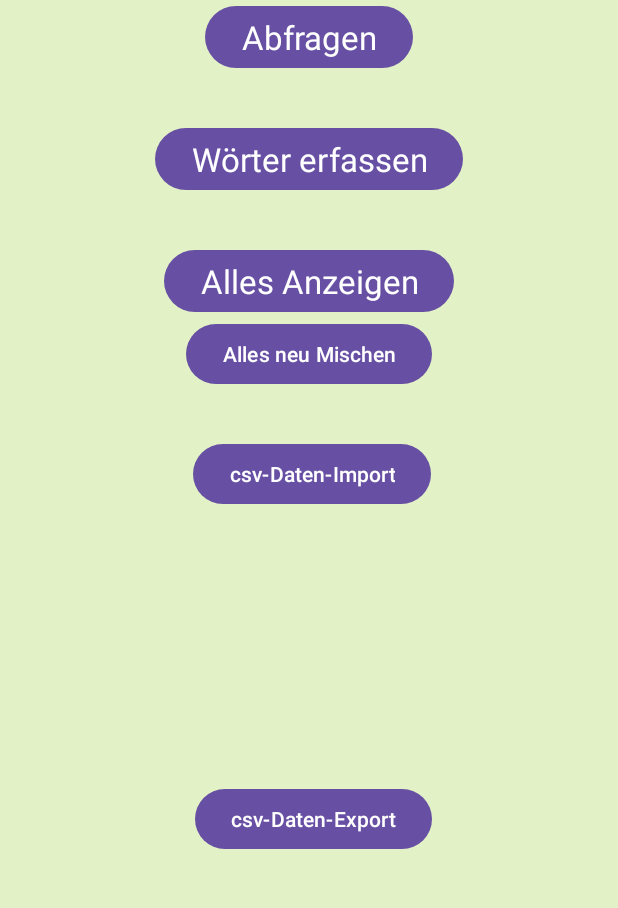
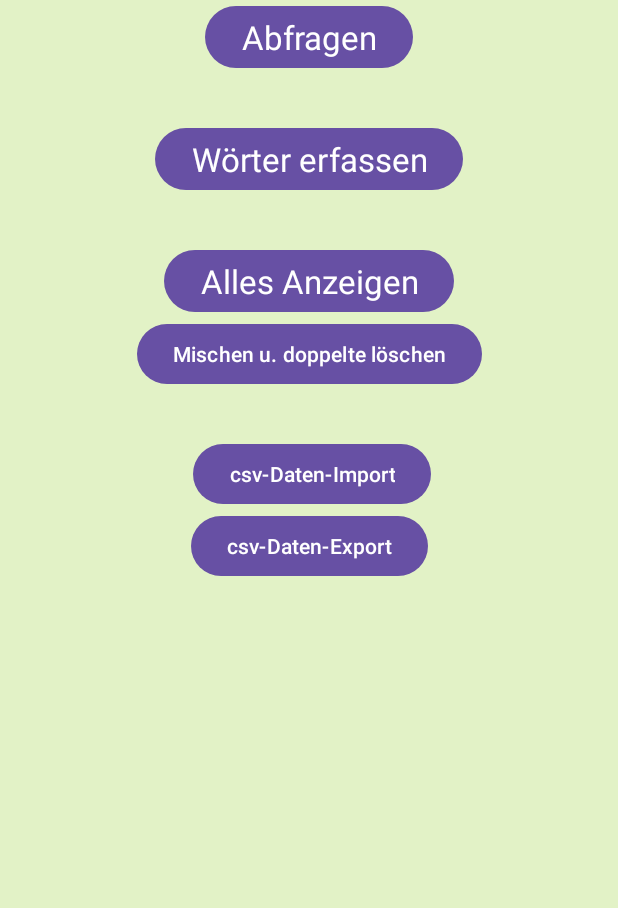
Before and after one commit to KolaSiro/TeachUSelf, an Android app: the screen it shows after launch (MainActivity), on a phone screen of 412 x 824 dp, the part 108-1016 px from its top. Run offline under Robolectric (Android 15) with nearby library versions, the phone set to English and light mode, and no system bars.

Commit message:
Doppelte Eintraege in der DB werden entfernt beim Mischen.

```diff
--- a/app/build.gradle.kts
+++ b/app/build.gradle.kts
@@ -11,7 +11,7 @@ android {
         minSdk = 28
         targetSdk = 34
         versionCode = 1
-        versionName = "1.5.1"
+        versionName = "1.6.0"
 
         testInstrumentationRunner = "androidx.test.runner.AndroidJUnitRunner"
     }
--- a/app/src/main/res/layout/activity_main.xml
+++ b/app/src/main/res/layout/activity_main.xml
@@ -46,7 +46,7 @@
         android:layout_width="wrap_content"
         android:layout_height="wrap_content"
         android:onClick="onAllesNeuMischen"
-        android:text="Alles neu Mischen"
+        android:text="Mischen u. doppelte löschen"
         app:layout_constraintEnd_toEndOf="parent"
         app:layout_constraintStart_toStartOf="parent"
         app:layout_constraintTop_toBottomOf="@+id/btnAllesAnzeigen" />
@@ -61,6 +61,15 @@
         app:layout_constraintHorizontal_bias="0.509"
         app:layout_constraintStart_toStartOf="parent"
         app:layout_constraintTop_toBottomOf="@+id/btnNeuMischen" />
+
+    <Button
+        android:id="@+id/btnExportieren"
+        android:layout_width="wrap_content"
+        android:layout_height="wrap_content"
+        android:text="csv-Daten-Export"
+        app:layout_constraintEnd_toEndOf="parent"
+        app:layout_constraintStart_toStartOf="parent"
+        app:layout_constraintTop_toBottomOf="@+id/btnImport" />
 
     <ImageView
         android:id="@+id/imgLogo"
@@ -105,15 +114,15 @@
         app:layout_constraintStart_toStartOf="parent"
         app:layout_constraintTop_toTopOf="parent" />
 
-    <Button
-        android:id="@+id/btnExportieren"
+    <ProgressBar
+        android:id="@+id/progressBarMain"
+        style="?android:attr/progressBarStyleLarge"
+        android:visibility="gone"
         android:layout_width="wrap_content"
         android:layout_height="wrap_content"
-        android:text="csv-Daten-Export"
         app:layout_constraintBottom_toBottomOf="parent"
         app:layout_constraintEnd_toEndOf="parent"
-        app:layout_constraintHorizontal_bias="0.511"
         app:layout_constraintStart_toStartOf="parent"
-        app:layout_constraintTop_toBottomOf="@+id/btnImport" />
+        app:layout_constraintTop_toBottomOf="@+id/btnExportieren" />
 
 </androidx.constraintlayout.widget.ConstraintLayout>
```
Also changed, not shown: app/src/main/java/com/example/tys/DbConnection.java (+11 -2 lines), app/src/main/java/com/example/tys/MainActivity.java (+82 -1 lines).
